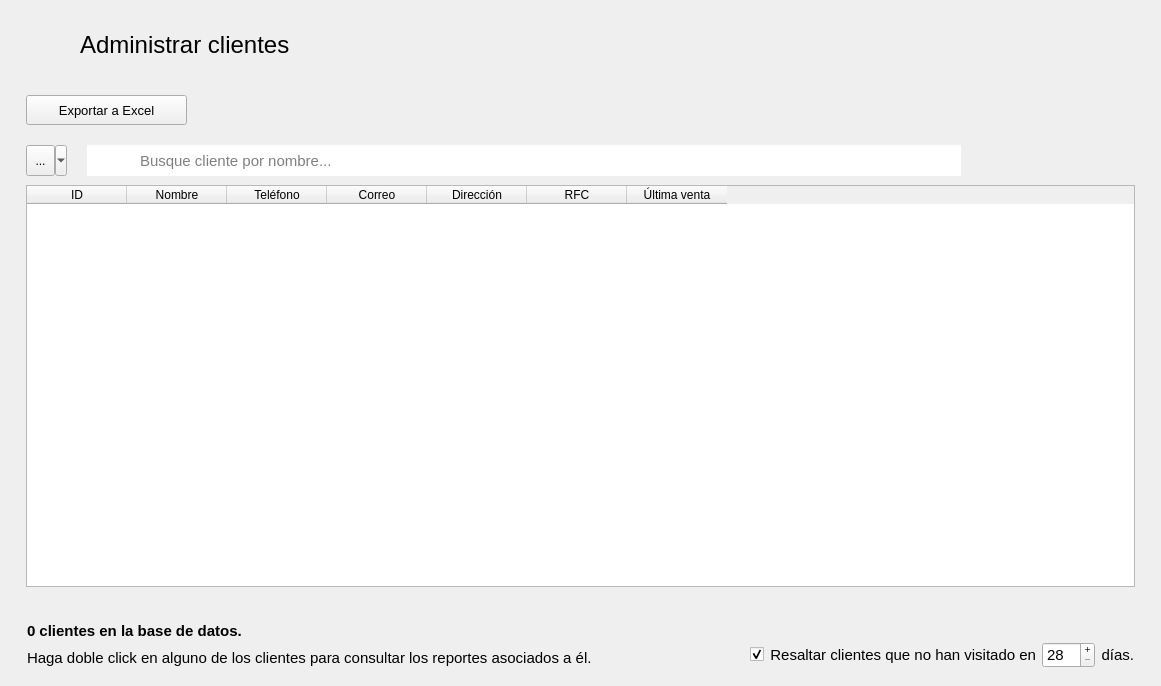
The window that ui/Ui_AdministrarClientes.ui (ivanperez-7/printpos) describes before a commit, drawn with Qt 5.
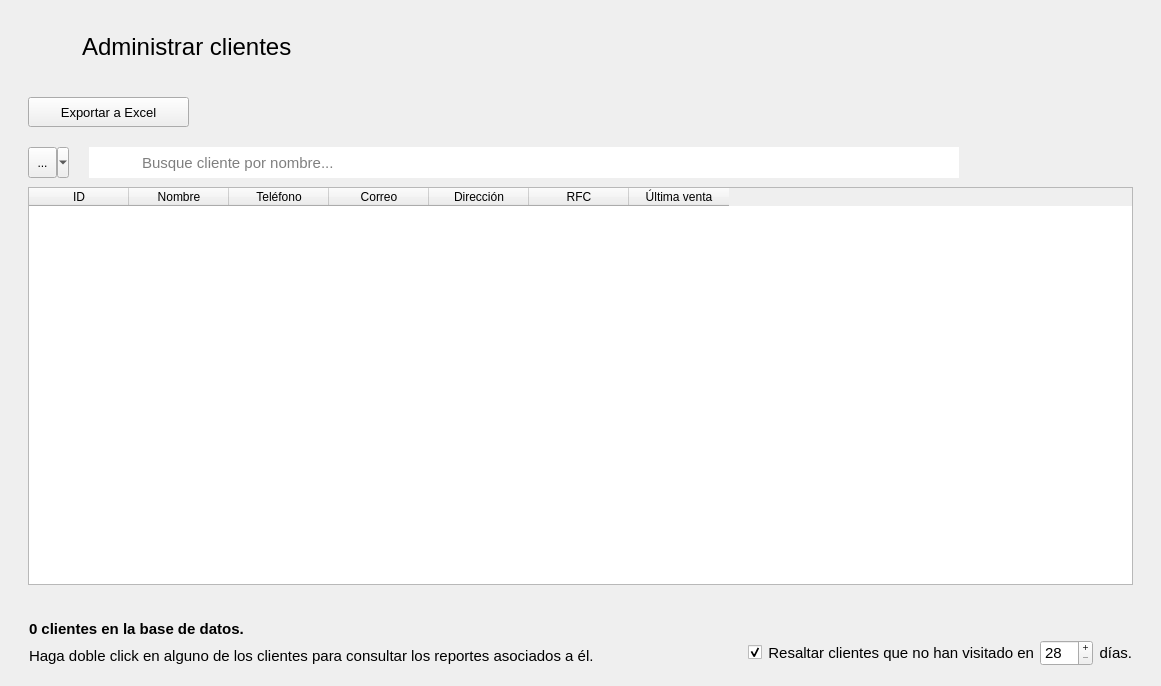
The same window after the commit. Icons and pictures are not drawn. Custom widgets are drawn as their Qt base class.

```diff
--- a/ui/Ui_AdministrarClientes.ui
+++ b/ui/Ui_AdministrarClientes.ui
@@ -1,7 +1,7 @@
 <?xml version="1.0" encoding="UTF-8"?>
 <ui version="4.0">
  <class>AdministrarClientes</class>
- <widget class="QMainWindow" name="AdministrarClientes">
+ <widget class="QWidget" name="AdministrarClientes">
   <property name="geometry">
    <rect>
     <x>0</x>
@@ -10,22 +10,11 @@
     <height>686</height>
    </rect>
   </property>
-  <property name="minimumSize">
-   <size>
-    <width>1085</width>
-    <height>650</height>
-   </size>
-  </property>
   <property name="windowTitle">
    <string>Administrar clientes</string>
   </property>
-  <property name="windowIcon">
-   <iconset resource="../resources.qrc">
-    <normaloff>:/img/icon.ico</normaloff>:/img/icon.ico</iconset>
-  </property>
-  <widget class="QWidget" name="centralwidget">
    <layout class="QVBoxLayout" name="verticalLayout">
-    <item alignment="Qt::AlignLeft|Qt::AlignTop">
+   <item alignment="Qt::AlignLeft">
      <widget class="QFrame" name="frame">
       <property name="frameShadow">
        <enum>QFrame::Raised</enum>
@@ -442,7 +431,7 @@
       </layout>
      </widget>
     </item>
-    <item alignment="Qt::AlignBottom">
+   <item>
      <widget class="QFrame" name="frame_4">
       <property name="frameShadow">
        <enum>QFrame::Raised</enum>
@@ -586,7 +575,6 @@
      </widget>
     </item>
    </layout>
-  </widget>
  </widget>
  <customwidgets>
   <customwidget>
```
Left out of the diff: 2 changed lines with no effect on the pictures. Lines whose indentation alone changed are shown as unchanged.
